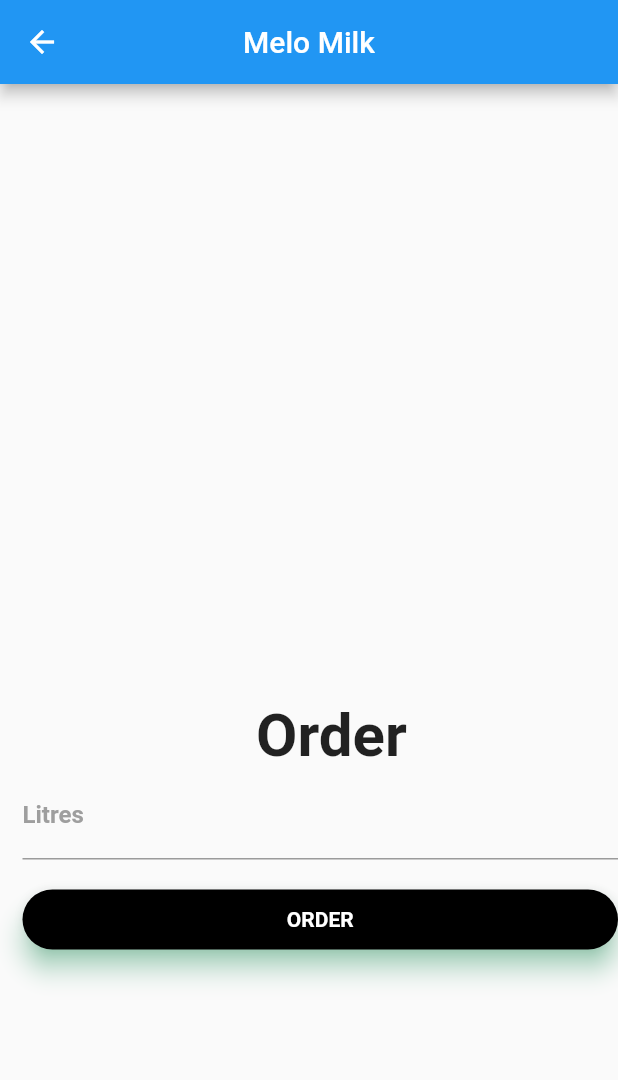
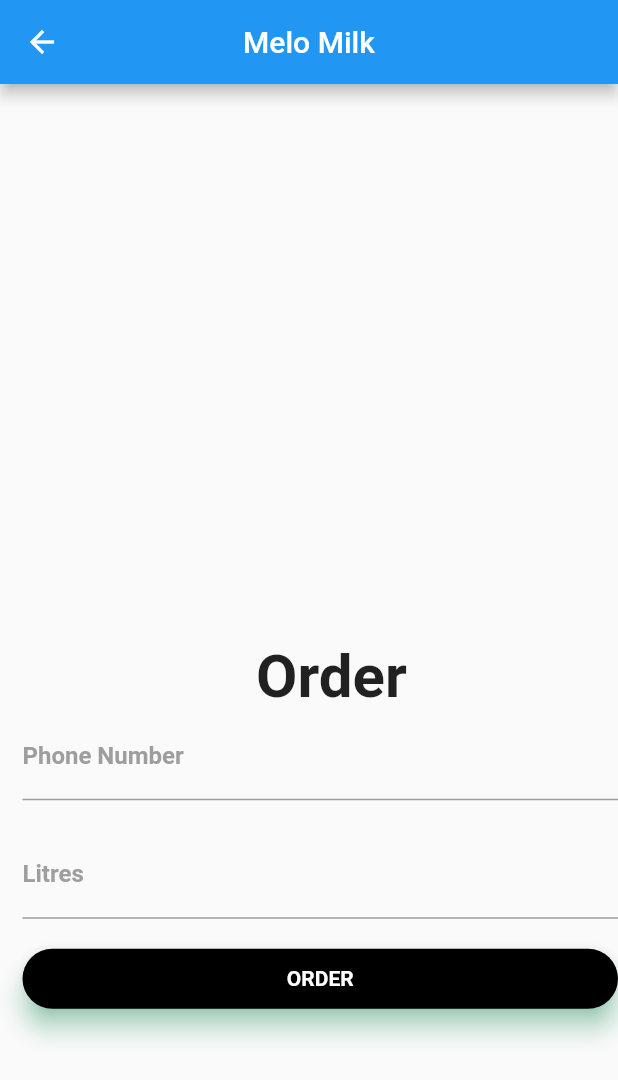
Before and after one commit to yakobodata/melomilkmvp, a Flutter app: the Order screen opened directly with empty values, on a phone screen of 412 x 824 dp. Shown: the top 1080 px of the screen. Run offline on Flutter 3.47's test engine with Material 2 defaults, Android fonts, the phone set to English and light mode, and no system bars; our stand-ins replace cloud_firestore, firebase_auth, firebase_core; accounts and stored records are empty; Roboto replaces fonts that are missing (Montserrat); statements that could not run were skipped.

Commit message:
phone_number

```diff
--- a/lib/confirm.dart
+++ b/lib/confirm.dart
@@ -2,12 +2,18 @@ import 'package:cloud_firestore/cloud_firestore.dart';
 import 'package:flutter/material.dart';
 import 'package:melo_milk/status.dart';
 import 'package:intl/intl.dart';
+import 'package:firebase_auth/firebase_auth.dart';
 
 class Confirm extends StatefulWidget {
   String userid;
   String litres;
+  String contact_number;
 
-  Confirm({super.key, required this.litres, required this.userid});
+  Confirm(
+      {super.key,
+      required this.litres,
+      required this.userid,
+      required this.contact_number});
 
   @override
   State<Confirm> createState() => _ConfirmState();
@@ -16,6 +22,7 @@ class Confirm extends StatefulWidget {
 class _ConfirmState extends State<Confirm> {
   String transport = '1500';
   String unit_price = '2000';
+
   int total = 0;
 
   @override
@@ -190,6 +197,7 @@ class _ConfirmState extends State<Confirm> {
                       "litres": this.widget.litres,
                       "unitprice": unit_price,
                       "transport": transport,
+                      "phone_number": this.widget.contact_number,
                       "amount": total
                     };
 
--- a/lib/order.dart
+++ b/lib/order.dart
@@ -11,6 +11,7 @@ class Order extends StatefulWidget {
 }
 
 class _OrderState extends State<Order> {
+  final phoneNumberController = TextEditingController();
   final orderController = TextEditingController();
 
   @override
@@ -39,6 +40,22 @@ class _OrderState extends State<Order> {
                   )
                 ],
               ),
+            ),
+            Container(
+              child: TextField(
+                controller: phoneNumberController,
+                inputFormatters: [FilteringTextInputFormatter.digitsOnly],
+                keyboardType: TextInputType.number,
+                decoration: InputDecoration(
+                    labelText: 'Phone Number',
+                    labelStyle: TextStyle(
+                        fontFamily: 'Montserrat',
+                        fontWeight: FontWeight.bold,
+                        color: Colors.grey)),
+              ),
+            ),
+            SizedBox(
+              height: 20,
             ),
             Container(
               child: TextField(
@@ -72,6 +89,8 @@ class _OrderState extends State<Order> {
                             builder: (context) => Confirm(
                                   litres: litres,
                                   userid: this.widget.id,
+                                  contact_number:
+                                      phoneNumberController.text.trim(),
                                 )),
                       );
                     },
```
